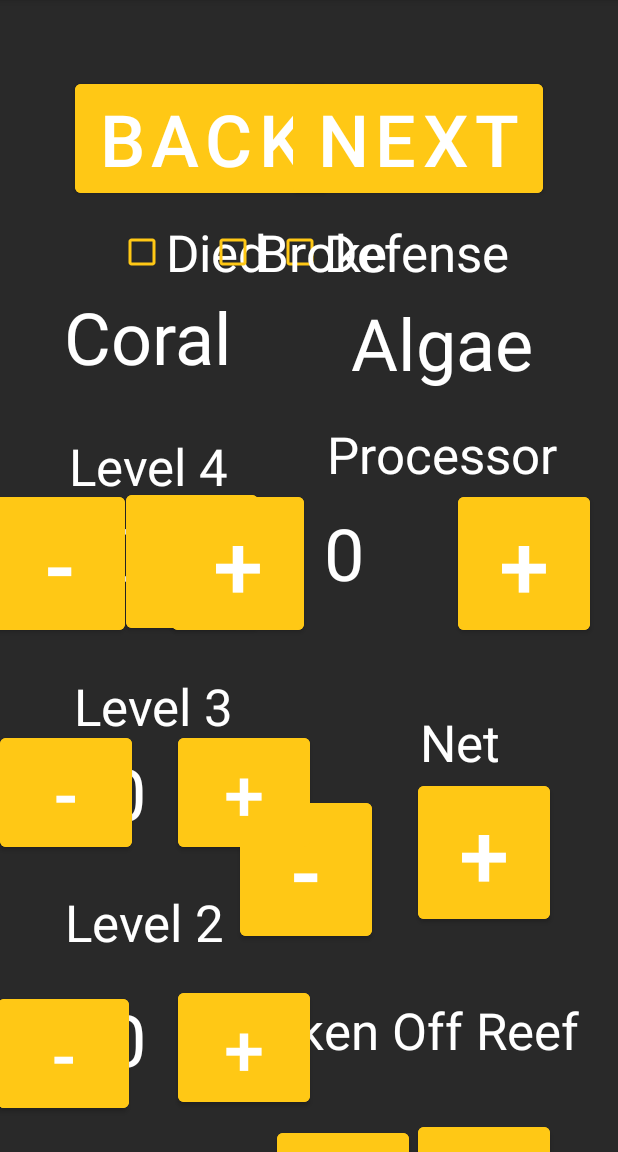
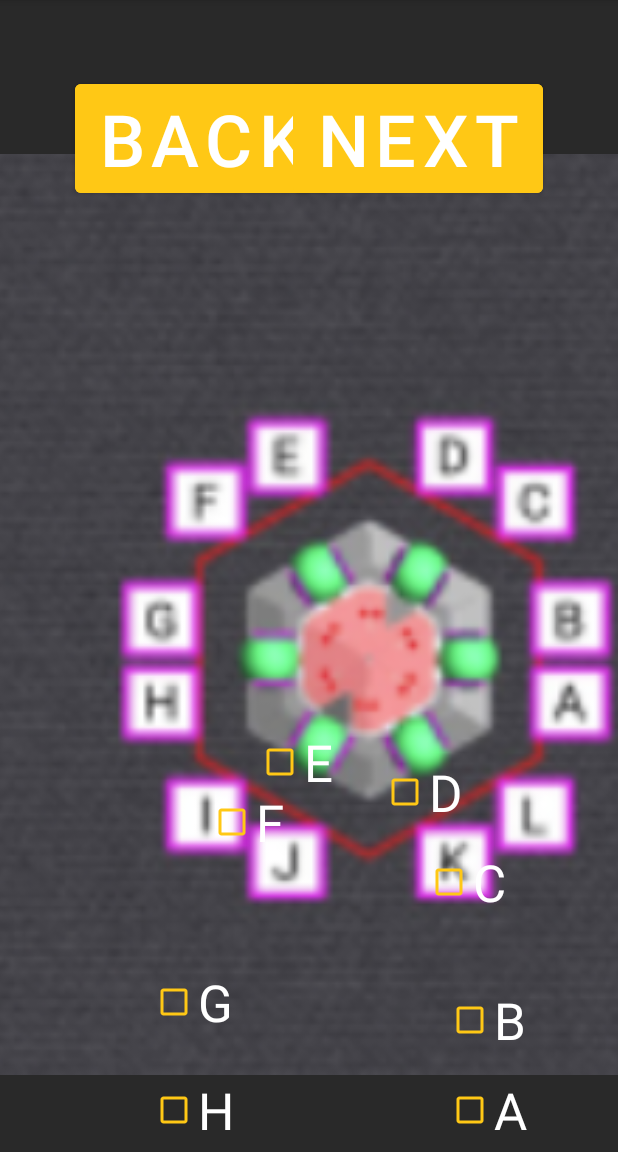
Before and after one commit to zoeysears/2025scoutingapp, an Android app: the screen it shows after launch (TeleActivity before the commit, AutoReefActivity after it), after a tap on "NEXT", on a phone screen of 412 x 824 dp, the part 84-1236 px from its top. Run offline under Robolectric (Android 15) with nearby library versions, the phone set to English and light mode, and no system bars.

Commit message:
reef auto

```diff
--- a/app/src/main/java/com/example/scouting_app_2024/AutoActivity.java
+++ b/app/src/main/java/com/example/scouting_app_2024/AutoActivity.java
@@ -4,22 +4,18 @@ import android.content.Intent;
 import android.os.Bundle;
 import android.view.View;
 import android.widget.CheckBox;
-import android.widget.EditText;
 import android.widget.TextView;
 
 import androidx.appcompat.app.AppCompatActivity;
 
 public class AutoActivity extends AppCompatActivity {
     CheckBox leaveCheck;
-    TextView autoNotesCountText, autoAmpNotesCountText, autoSpeakerNotesCountText;
     TextView autoLevel4CountText, autoLevel3CountText, autoLevel2CountText, autoTroughCountText;
 
     byte autoLevel4Count, autoLevel3Count, autoLevel2Count, autoTroughCount;
     TextView autoNetCountText, autoProcessorCountText, autoTORCountText;
-    byte autoNotesCount, autoAmpNotesCount, autoSpeakerNotesCount;
 
     byte autoNetCount, autoProcessorCount, autoTORCount;
-    EditText autoComments;
     @Override
     protected void onCreate(Bundle savedInstanceState) {
         super.onCreate(savedInstanceState);
@@ -36,9 +32,6 @@ public class AutoActivity extends AppCompatActivity {
         autoNetCountText = findViewById(R.id.autoNetCountText);
         autoProcessorCountText = findViewById(R.id.autoProcessorCountText);
 
-//        autoNotesCountText = findViewById(R.id.autoTORCountText2);
-//        autoAmpNotesCountText = findViewById(R.id.autoProcessorCountText3);
-//        autoSpeakerNotesCountText = findViewById(R.id.autoNetCountText2);
         setPrevious();
     }
 
@@ -47,14 +40,10 @@ public class AutoActivity extends AppCompatActivity {
      *
      * @param view Makes the method viewable to the xml and allows you to assign the method to a button
      */
-    public void autoIncrementNotes(View view){
-        autoNotesCount++;
-        autoNotesCountText.setText(String.valueOf(autoNotesCount));
-    }
 
     public void autoIncrementLevel4(View view) {
         if(autoLevel4Count < 12)
-        autoLevel4Count++;
+            autoLevel4Count++;
         autoLevel4CountText.setText(String.valueOf((autoLevel4Count)));
     }
 
@@ -98,12 +87,6 @@ public class AutoActivity extends AppCompatActivity {
      *
      * @param view Makes the method viewable to the xml and allows you to assign the method to a button
      */
-    public void autoDecrementNotes(View view){
-        if (autoNotesCount != 0 && autoAmpNotesCount+autoSpeakerNotesCount<autoNotesCount){
-            autoNotesCount--;
-            autoNotesCountText.setText(String.valueOf(autoNotesCount));
-        }
-    }
 
     public void autoDecrementLevel4(View view) {
         if (autoLevel4Count != 0 ) { //&& autoAmpNotesCount+autoSpeakerNotesCount<autoNotesCoun
@@ -156,49 +139,19 @@ public class AutoActivity extends AppCompatActivity {
      * Increments the amp notes count and updates the text
      *
      * @param view Makes the method viewable to the xml and allows you to assign the method to a button
-     */
-    public void autoIncrementAmpNotes(View view){
-        if (autoAmpNotesCount+autoSpeakerNotesCount<autoNotesCount+1){
-            autoAmpNotesCount++;
-            autoAmpNotesCountText.setText(String.valueOf(autoAmpNotesCount));
-        }
-    }
 
     /**
      * Decrements the amp notes count and updates the text
      *
      * @param view Makes the method viewable to the xml and allows you to assign the method to a button
      */
-    public void autoDecrementAmpNotes(View view){
-        if (autoAmpNotesCount != 0) {
-            autoAmpNotesCount--;
-            autoAmpNotesCountText.setText(String.valueOf(autoAmpNotesCount));
-        }
-    }
 
     /**
      * Increments the speaker notes count and updates the text
      *
      * @param view Makes the method viewable to the xml and allows you to assign the method to a button
      */
-    public void autoIncrementSpeakerNotes(View view){
-        if (autoAmpNotesCount+autoSpeakerNotesCount<autoNotesCount+1) {
-            autoSpeakerNotesCount++;
-            autoSpeakerNotesCountText.setText(String.valueOf(autoSpeakerNotesCount));
-        }
-    }
 
-    /**
-     * Decrements the speaker notes count and updates the text
-     *
-     * @param view Makes the method viewable to the xml and allows you to assign the method to a button
-     */
-    public void autoDecrementSpeakerNotes(View view){
-        if (autoSpeakerNotesCount != 0) {
-            autoSpeakerNotesCount--;
-            autoSpeakerNotesCountText.setText(String.valueOf(autoSpeakerNotesCount));
-        }
-    }
 
     /**
      * Moves the xml/page back to main
@@ -216,8 +169,8 @@ public class AutoActivity extends AppCompatActivity {
      *
      * @param view Makes the method viewable to the xml and allows you to assign the method to a button
      */
-    public void toTele(View view){
-        Intent next = new Intent(this, TeleActivity.class);
+    public void toReef(View view){
+        Intent next = new Intent(this, AutoReefActivity.class);
         startActivity(next);
         saveData();
 
@@ -249,19 +202,12 @@ public class AutoActivity extends AppCompatActivity {
         autoTORCount = RecordsActivity.Info.autoTOR;
         autoTORCountText.setText(String.valueOf(autoTORCount));
 
-
-//        autoNotesCountText.setText(String.valueOf(autoNotesCount));
-//        autoAmpNotesCount = RecordsActivity.Info.autoAmpNotes;
-//        autoAmpNotesCountText.setText(String.valueOf(autoAmpNotesCount));
-//        autoSpeakerNotesCount = RecordsActivity.Info.autoSpeakerNotes;
-//        autoSpeakerNotesCountText.setText(String.valueOf(autoSpeakerNotesCount));
     }
 
     /**
      * Stores all current data in RecordsActivity
      */
     public void saveData(){
-
         RecordsActivity.Info.leave = leaveCheck.isChecked();
 
         RecordsActivity.Info.autoLevel4 = autoLevel4Count;
@@ -273,8 +219,5 @@ public class AutoActivity extends AppCompatActivity {
         RecordsActivity.Info.autoProcessor = autoProcessorCount;
         RecordsActivity.Info.autoTOR = autoTORCount;
 
-//        RecordsActivity.Info.autoNotes = autoNotesCount;
-//        RecordsActivity.Info.autoAmpNotes = autoAmpNotesCount;
-//        RecordsActivity.Info.autoSpeakerNotes = autoSpeakerNotesCount;
     }
 }
--- /dev/null
+++ b/app/src/main/java/com/example/scouting_app_2024/AutoReefActivity.java
@@ -0,0 +1,99 @@
+package com.example.scouting_app_2024;
+
+import android.content.Intent;
+import android.os.Bundle;
+import android.view.View;
+import android.widget.CheckBox;
+
+
+import androidx.appcompat.app.AppCompatActivity;
+
+public class AutoReefActivity extends AppCompatActivity {
+    CheckBox aCheck, bCheck, cCheck, dCheck, eCheck, fCheck, gCheck, hCheck, iCheck, jCheck,kCheck, lCheck;
+
+    @Override
+    protected void onCreate(Bundle savedInstanceState) {
+        super.onCreate(savedInstanceState);
+        setContentView(R.layout.activity_reef);
+
+        aCheck = findViewById(R.id.aCheckBox);
+        bCheck = findViewById(R.id.bCheckBox);
+        cCheck = findViewById(R.id.cCheckBox);
+        dCheck = findViewById(R.id.dCheckBox);
+        eCheck = findViewById(R.id.eCheckBox);
+        fCheck = findViewById(R.id.fCheckBox);
+        gCheck = findViewById(R.id.gCheckBox);
+        hCheck = findViewById(R.id.hCheckBox);
+        iCheck = findViewById(R.id.iCheckBox);
+        jCheck = findViewById(R.id.jCheckBox);
+        kCheck = findViewById(R.id.kCheckBox);
+        lCheck = findViewById(R.id.lCheckBox);
+
+        setPrevious();
+    }
+
+
+    /**
+     * Moves the xml/page back to main
+     *
+     * @param view Makes the method viewable to the xml and allows you to assign the method to a button
+     */
+    public void backAuto(View view){
+        Intent next = new Intent(this, AutoActivity.class);
+        startActivity(next);
+        saveData();
+    }
+
+    /**
+     * Moves the xml/page to tele
+     *
+     * @param view Makes the method viewable to the xml and allows you to assign the method to a button
+     */
+    public void toTele(View view){
+        Intent next = new Intent(this, TeleActivity.class);
+        startActivity(next);
+        saveData();
+
+    }
+
+    /**
+     * Sets all values to the ones in RecordsActivity so pages don't change whenever you switch between them
+     */
+    public void setPrevious(){
+        aCheck.setChecked(RecordsActivity.Info.aCheck);
+        bCheck.setChecked(RecordsActivity.Info.bCheck);
+        cCheck.setChecked(RecordsActivity.Info.cCheck);
+        dCheck.setChecked(RecordsActivity.Info.dCheck);
+        eCheck.setChecked(RecordsActivity.Info.eCheck);
+        fCheck.setChecked(RecordsActivity.Info.fCheck);
+
+        gCheck.setChecked(RecordsActivity.Info.gCheck);
+        hCheck.setChecked(RecordsActivity.Info.hCheck);
+        iCheck.setChecked(RecordsActivity.Info.iCheck);
+        jCheck.setChecked(RecordsActivity.Info.jCheck);
+        kCheck.setChecked(RecordsActivity.Info.kCheck);
+        lCheck.setChecked(RecordsActivity.Info.lCheck);
+
+    }
+
+    /**
+     * Stores all current data in RecordsActivity
+     */
+    public void saveData(){
+
+        RecordsActivity.Info.aCheck = aCheck.isChecked();
+        RecordsActivity.Info.bCheck = bCheck.isChecked();
+        RecordsActivity.Info.cCheck = cCheck.isChecked();
+        RecordsActivity.Info.dCheck = dCheck.isChecked();
+        RecordsActivity.Info.eCheck = eCheck.isChecked();
+        RecordsActivity.Info.fCheck = fCheck.isChecked();
+        RecordsActivity.Info.gCheck = gCheck.isChecked();
+        RecordsActivity.Info.hCheck = hCheck.isChecked();
+        RecordsActivity.Info.iCheck = iCheck.isChecked();
+        RecordsActivity.Info.jCheck = jCheck.isChecked();
+        RecordsActivity.Info.kCheck = kCheck.isChecked();
+        RecordsActivity.Info.lCheck = lCheck.isChecked();
+
+
+    }
+}
--- a/app/src/main/java/com/example/scouting_app_2024/RecordsActivity.java
+++ b/app/src/main/java/com/example/scouting_app_2024/RecordsActivity.java
@@ -1,4 +1,6 @@
 package com.example.scouting_app_2024;
+
+import android.widget.CheckBox;
 
 public class RecordsActivity {
     public static class Info {
@@ -45,6 +47,18 @@ public class RecordsActivity {
         public static boolean died = false;
         public static boolean broke = false;
         public static boolean defense = false;
+        public static boolean aCheck = false;
+        public static boolean bCheck = false;
+        public static boolean cCheck = false;
+        public static boolean dCheck = false;
+        public static boolean eCheck = false;
+        public static boolean fCheck = false;
+        public static boolean gCheck = false;
+        public static boolean hCheck = false;
+        public static boolean iCheck = false;
+        public static boolean jCheck = false;
+        public static boolean kCheck = false;
+        public static boolean lCheck = false;
 
 
 
@@ -117,6 +131,19 @@ public class RecordsActivity {
             json += String.format("\"Broke\": \"%d\",",printBoolean(broke));
             json += String.format("\"Defense\": \"%d\",",printBoolean(defense));
 
+            json += String.format("\"ACheck\": \"%d\",",printBoolean(aCheck));
+            json += String.format("\"BCheck\": \"%d\",",printBoolean(bCheck));
+            json += String.format("\"CCheck\": \"%d\",",printBoolean(cCheck));
+            json += String.format("\"DCheck\": \"%d\",",printBoolean(dCheck));
+            json += String.format("\"ECheck\": \"%d\",",printBoolean(eCheck));
+            json += String.format("\"FCheck\": \"%d\",",printBoolean(fCheck));
+            json += String.format("\"GCheck\": \"%d\",",printBoolean(gCheck));
+            json += String.format("\"HCheck\": \"%d\",",printBoolean(hCheck));
+            json += String.format("\"ICheck\": \"%d\",",printBoolean(iCheck));
+            json += String.format("\"JCheck\": \"%d\",",printBoolean(jCheck));
+            json += String.format("\"KCheck\": \"%d\",",printBoolean(kCheck));
+            json += String.format("\"LCheck\": \"%d\",",printBoolean(lCheck));
+
             return json;
         }
 
@@ -165,6 +192,19 @@ public class RecordsActivity {
             trap = false;
             comments = "";
             climbLevel = "";
+           aCheck = false;
+           bCheck = false;
+           cCheck = false;
+           dCheck = false;
+           eCheck = false;
+           fCheck = false;
+           gCheck = false;
+           hCheck = false;
+           iCheck = false;
+           jCheck = false;
+           kCheck = false;
+           lCheck = false;
+
         }
     }
 }
--- a/app/src/main/java/com/example/scouting_app_2024/TeleActivity.java
+++ b/app/src/main/java/com/example/scouting_app_2024/TeleActivity.java
@@ -4,7 +4,6 @@ import android.content.Intent;
 import android.os.Bundle;
 import android.view.View;
 import android.widget.CheckBox;
-import android.widget.EditText;
 import android.widget.TextView;
 
 import androidx.appcompat.app.AppCompatActivity;
@@ -208,8 +207,8 @@ public class TeleActivity extends AppCompatActivity {
      *
      * @param view Makes the method viewable to the xml and allows you to assign the method to a button
      */
-    public void backAuto(View view) {
-        Intent next = new Intent(this, AutoActivity.class);
+    public void backReef(View view) {
+        Intent next = new Intent(this, AutoReefActivity.class);
         startActivity(next);
         saveData();
     }
--- a/app/src/main/res/layout/activity_auto.xml
+++ b/app/src/main/res/layout/activity_auto.xml
@@ -293,7 +293,7 @@
         android:layout_marginTop="50dp"
         android:layout_marginEnd="50dp"
         android:backgroundTint="@color/yellow"
-        android:onClick="toTele"
+        android:onClick="toReef"
         android:text="Next"
         android:textColor="@color/white"
         android:textSize="48sp"
--- /dev/null
+++ b/app/src/main/res/layout/activity_reef.xml
@@ -0,0 +1,230 @@
+<?xml version="1.0" encoding="utf-8"?>
+<androidx.constraintlayout.widget.ConstraintLayout xmlns:android="http://schemas.android.com/apk/res/android"
+    xmlns:app="http://schemas.android.com/apk/res-auto"
+    xmlns:tools="http://schemas.android.com/tools"
+    android:layout_width="match_parent"
+    android:layout_height="match_parent"
+    android:background="@color/darkGrey"
+    tools:layout_editor_absoluteX="440dp"
+    tools:layout_editor_absoluteY="0dp">
+
+    <Button
+        android:id="@+id/autoBackButton"
+        android:layout_width="wrap_content"
+        android:layout_height="wrap_content"
+        android:layout_marginStart="50dp"
+        android:layout_marginTop="50dp"
+        android:backgroundTint="@color/yellow"
+        android:onClick="backAuto"
+        android:text="Back"
+        android:textColor="@color/white"
+        android:textSize="48sp"
+        app:layout_constraintStart_toStartOf="parent"
+        app:layout_constraintTop_toTopOf="parent" />
+
+    <Button
+        android:id="@+id/autoNextButton"
+        android:layout_width="wrap_content"
+        android:layout_height="wrap_content"
+        android:layout_marginTop="50dp"
+        android:layout_marginEnd="50dp"
+        android:backgroundTint="@color/yellow"
+        android:onClick="toTele"
+        android:text="Next"
+        android:textColor="@color/white"
+        android:textSize="48sp"
+        app:layout_constraintEnd_toEndOf="parent"
+        app:layout_constraintTop_toTopOf="parent" />
+
+    <TextView
+        android:id="@+id/autoTextView"
+        android:layout_width="188dp"
+        android:layout_height="47dp"
+        android:text=" AUTO REEF"
+        android:textColor="@color/white"
+        android:textSize="34sp"
+        app:layout_constraintBottom_toBottomOf="@+id/autoBackButton"
+        app:layout_constraintEnd_toEndOf="parent"
+        app:layout_constraintStart_toStartOf="parent"
+        app:layout_constraintTop_toTopOf="@+id/autoBackButton" />
+
+    <ImageView
+        android:id="@+id/imageView"
+        android:layout_width="1148dp"
+        android:layout_height="614dp"
+        app:layout_constraintBottom_toBottomOf="parent"
+        app:layout_constraintEnd_toEndOf="parent"
+        app:layout_constraintStart_toStartOf="parent"
+        app:layout_constraintTop_toTopOf="parent"
+        app:layout_constraintVertical_bias="0.668"
+        app:srcCompat="@drawable/reef" />
+
+    <CheckBox
+        android:id="@+id/aCheckBox"
+        android:layout_width="wrap_content"
+        android:layout_height="wrap_content"
+        android:layout_marginTop="716dp"
+        android:buttonTint="@color/yellow"
+        android:text="A"
+        android:textColor="@color/white"
+        android:textSize="34sp"
+        app:layout_constraintEnd_toEndOf="parent"
+        app:layout_constraintHorizontal_bias="0.83"
+        app:layout_constraintStart_toStartOf="parent"
+        app:layout_constraintTop_toTopOf="parent" />
+
+    <CheckBox
+        android:id="@+id/bCheckBox"
+        android:layout_width="wrap_content"
+        android:layout_height="wrap_content"
+        android:layout_marginTop="656dp"
+        android:buttonTint="@color/yellow"
+        android:text="B"
+        android:textColor="@color/white"
+        android:textSize="34sp"
+        app:layout_constraintEnd_toEndOf="parent"
+        app:layout_constraintHorizontal_bias="0.829"
+        app:layout_constraintStart_toStartOf="parent"
+        app:layout_constraintTop_toTopOf="parent" />
+
+    <CheckBox
+        android:id="@+id/cCheckBox"
+        android:layout_width="wrap_content"
+        android:layout_height="wrap_content"
+        android:layout_marginTop="564dp"
+        android:buttonTint="@color/yellow"
+        android:text="C"
+        android:textColor="@color/white"
+        android:textSize="34sp"
+        app:layout_constraintEnd_toEndOf="parent"
+        app:layout_constraintHorizontal_bias="0.792"
+        app:layout_constraintStart_toStartOf="parent"
+        app:layout_constraintTop_toTopOf="parent" />
+
+    <CheckBox
+        android:id="@+id/dCheckBox"
+        android:layout_width="wrap_content"
+        android:layout_height="wrap_content"
+        android:layout_marginTop="504dp"
+        android:buttonTint="@color/yellow"
+        android:text="D"
+        android:textColor="@color/white"
+        android:textSize="34sp"
+        app:layout_constraintEnd_toEndOf="parent"
+        app:layout_constraintHorizontal_bias="0.71"
+        app:layout_constraintStart_toStartOf="parent"
+        app:layout_constraintTop_toTopOf="parent" />
+
+    <CheckBox
+        android:id="@+id/eCheckBox"
+        android:layout_width="wrap_content"
+        android:layout_height="wrap_content"
+        android:layout_marginTop="484dp"
+        android:buttonTint="@color/yellow"
+        android:text="E"
+        android:textColor="@color/white"
+        android:textSize="34sp"
+        app:layout_constraintEnd_toEndOf="parent"
+        app:layout_constraintHorizontal_bias="0.145"
+        app:layout_constraintStart_toStartOf="@+id/fCheckBox"
+        app:layout_constraintTop_toTopOf="parent" />
+
+    <CheckBox
+        android:id="@+id/fCheckBox"
+        android:layout_width="wrap_content"
+        android:layout_height="wrap_content"
+        android:layout_marginTop="524dp"
+        android:buttonTint="@color/yellow"
+        android:text="F"
+        android:textColor="@color/white"
+        android:textSize="34sp"
+        app:layout_constraintEnd_toEndOf="parent"
+        app:layout_constraintHorizontal_bias="0.383"
+        app:layout_constraintStart_toStartOf="parent"
+        app:layout_constraintTop_toTopOf="parent" />
+
+    <CheckBox
+        android:id="@+id/gCheckBox"
+        android:layout_width="wrap_content"
+        android:layout_height="wrap_content"
+        android:layout_marginTop="644dp"
+        android:buttonTint="@color/yellow"
+        android:text="G"
+        android:textColor="@color/white"
+        android:textSize="34sp"
+        app:layout_constraintEnd_toEndOf="parent"
+        app:layout_constraintHorizontal_bias="0.28"
+        app:layout_constraintStart_toStartOf="parent"
+        app:layout_constraintTop_toTopOf="parent" />
+
+    <CheckBox
+        android:id="@+id/hCheckBox"
+        android:layout_width="wrap_content"
+        android:layout_height="wrap_content"
+        android:layout_marginTop="716dp"
+        android:buttonTint="@color/yellow"
+        android:text="H"
+        android:textColor="@color/white"
+        android:textSize="34sp"
+        app:layout_constraintEnd_toEndOf="parent"
+        app:layout_constraintHorizontal_bias="0.28"
+        app:layout_constraintStart_toStartOf="parent"
+        app:layout_constraintTop_toTopOf="parent" />
+
+    <CheckBox
+        android:id="@+id/iCheckBox"
+        android:layout_width="wrap_content"
+        android:layout_height="wrap_content"
+        android:layout_marginTop="864dp"
+        android:buttonTint="@color/yellow"
+        android:text="I"
+        android:textColor="@color/white"
+        android:textSize="34sp"
+        app:layout_constraintEnd_toEndOf="parent"
+        app:layout_constraintHorizontal_bias="0.343"
+        app:layout_constraintStart_toStartOf="parent"
+        app:layout_constraintTop_toTopOf="parent" />
+
+    <CheckBox
+        android:id="@+id/jCheckBox"
+        android:layout_width="wrap_content"
+        android:layout_height="wrap_content"
+        android:layout_marginTop="892dp"
+        android:buttonTint="@color/yellow"
+        android:text="J"
+        android:textColor="@color/white"
+        android:textSize="34sp"
+        app:layout_constraintEnd_toEndOf="parent"
+        app:layout_constraintHorizontal_bias="0.451"
+        app:layout_constraintStart_toStartOf="parent"
+        app:layout_constraintTop_toTopOf="parent" />
+
+    <CheckBox
+        android:id="@+id/kCheckBox"
+        android:layout_width="wrap_content"
+        android:layout_height="wrap_content"
+        android:layout_marginTop="876dp"
+        android:buttonTint="@color/yellow"
+        android:text="K"
+        android:textColor="@color/white"
+        android:textSize="34sp"
+        app:layout_constraintEnd_toEndOf="parent"
+        app:layout_constraintHorizontal_bias="0.668"
+        app:layout_constraintStart_toStartOf="parent"
+        app:layout_constraintTop_toTopOf="parent" />
+
+    <CheckBox
+        android:id="@+id/lCheckBox"
+        android:layout_width="wrap_content"
+        android:layout_height="wrap_content"
+        android:layout_marginTop="844dp"
+        android:buttonTint="@color/yellow"
+        android:text="L"
+        android:textColor="@color/white"
+        android:textSize="34sp"
+        app:layout_constraintEnd_toEndOf="parent"
+        app:layout_constraintHorizontal_bias="0.764"
+        app:layout_constraintStart_toStartOf="parent"
+        app:layout_constraintTop_toTopOf="parent" />
+
+</androidx.constraintlayout.widget.ConstraintLayout>
--- a/app/src/main/res/layout/activity_tele.xml
+++ b/app/src/main/res/layout/activity_tele.xml
@@ -308,7 +308,7 @@
         android:layout_marginStart="50dp"
         android:layout_marginTop="50dp"
         android:backgroundTint="@color/yellow"
-        android:onClick="backAuto"
+        android:onClick="backReef"
         android:text="Back"
         android:textColor="@color/white"
         android:textSize="48sp"
```
Also changed, not shown: app/src/main/AndroidManifest.xml (+9 -0 lines).
